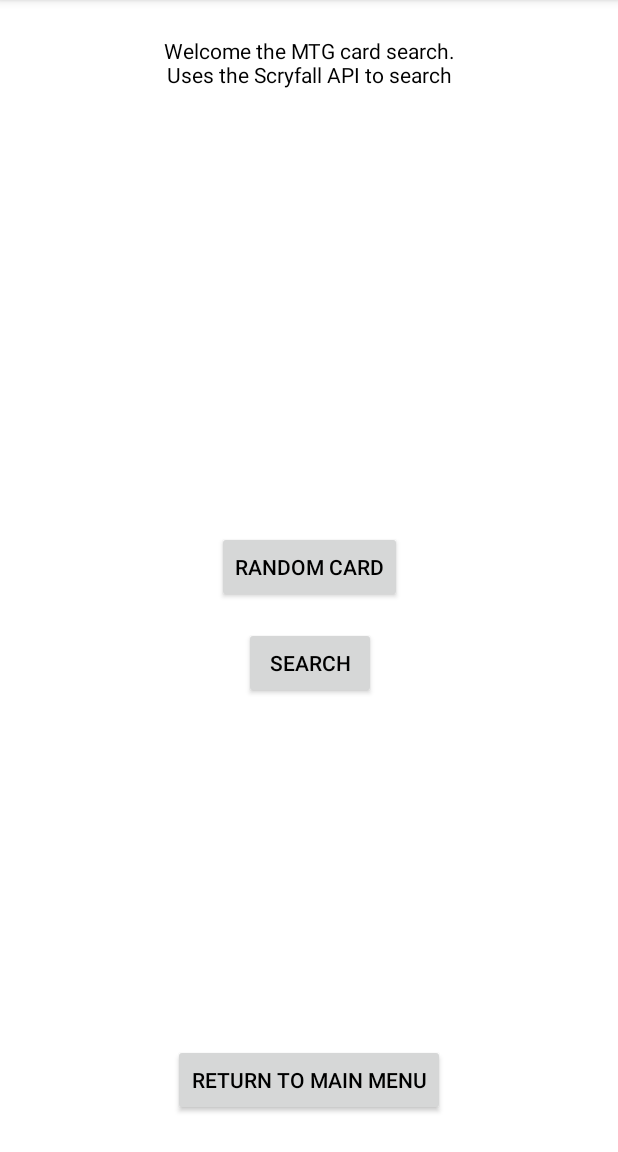
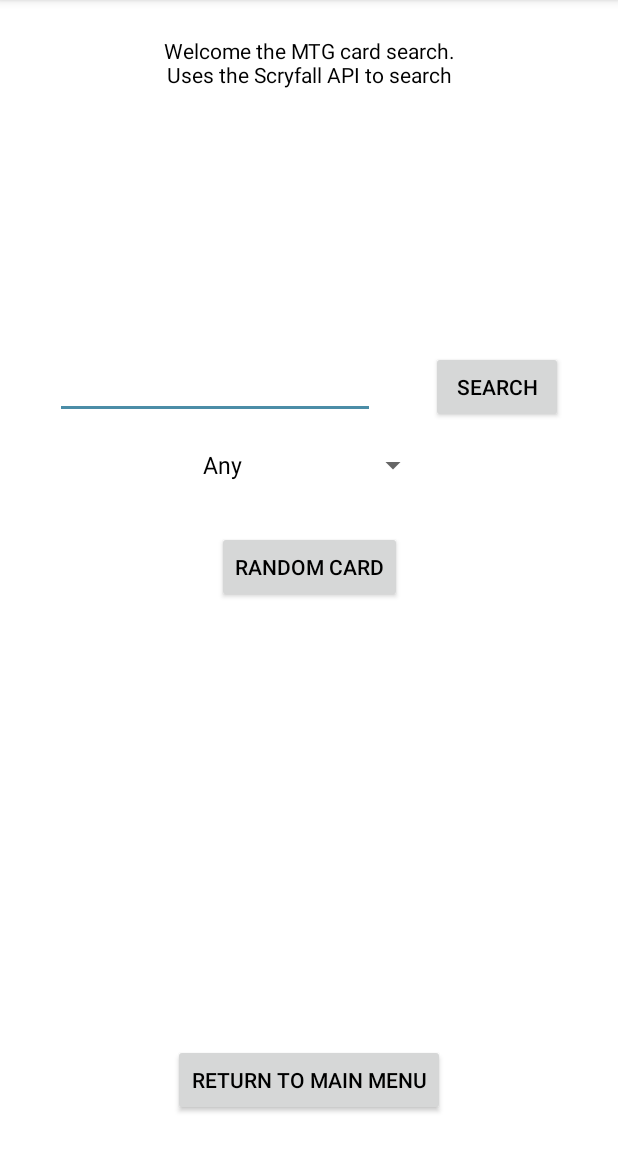
Before and after one commit to mtauber3-ford/LoginApp, an Android app: the APIActivity screen opened directly, with no data from a screen before it, on a phone screen of 412 x 824 dp, the part 84-1236 px from its top. Run offline under Robolectric (Android 15) with nearby library versions, the phone set to English and light mode, and no system bars; our stand-ins replace Room's generated code, data binding; libraries missing offline, so code that uses them is left out: com.jakewharton.retrofit2; 2 statements that could not run were skipped.

Commit message:
multi parameter searching

```diff
--- a/app/build.gradle
+++ b/app/build.gradle
@@ -80,4 +80,6 @@ dependencies {
     implementation 'com.jakewharton.retrofit:retrofit2-kotlin-coroutines-adapter:0.9.2'
     implementation 'org.jetbrains.kotlinx:kotlinx-coroutines-core:1.3.0'
     implementation 'org.jetbrains.kotlinx:kotlinx-coroutines-android:1.3.0'
+
+    implementation 'com.squareup.okhttp3:logging-interceptor:3.9.0'
 }
--- a/app/src/main/java/mtaubert/loginapplication/Data/Remote/DAO/GetScryfallData.kt
+++ b/app/src/main/java/mtaubert/loginapplication/Data/Remote/DAO/GetScryfallData.kt
@@ -1,22 +1,20 @@
 package mtaubert.loginapplication.Data.Remote.DAO
 
 import mtaubert.loginapplication.Data.Remote.Model.Card
-import io.reactivex.Observable
 import kotlinx.coroutines.Deferred
 import mtaubert.loginapplication.Data.Remote.Model.ScryfallCardList
 import retrofit2.http.GET
-import retrofit2.http.Path
 import retrofit2.http.Query
+import retrofit2.http.Url
 
 interface GetScryfallData {
 
     @GET("cards/random")
     fun getRandomCard(): Deferred<Card>
 
-    @GET("cards/search?")
-    fun getCardsNames(@Query("q") q: String): Deferred<ScryfallCardList>
-//    fun getCardsNames(): Deferred<List<Card>>
+    @GET("cards/search")
+    fun getCardsByName(@Query("q", encoded=true) query: String): Deferred<ScryfallCardList>
 
-//    @GET("users/{user}/repos")
-//    fun listRepos(@Path("user") user: String): Call<List<Repo>>
+    @GET
+    fun searchForCards(@Url searchURL: String): Deferred<ScryfallCardList>
 }
--- a/app/src/main/java/mtaubert/loginapplication/Features/API/Views/APIActivity.kt
+++ b/app/src/main/java/mtaubert/loginapplication/Features/API/Views/APIActivity.kt
@@ -15,7 +15,7 @@ class APIActivity: BaseActivity() {
     override fun onCreate(savedInstanceState: Bundle?) {
         super.onCreate(savedInstanceState)
         setContentView(R.layout.login_activity_main)
-
+        actionBar?.title = "Scryfall Search"
         apiViewModel = ViewModelProviders.of(this).get(APIViewModel::class.java)
         apiViewModel.setCurrentUser(intent.extras?.get("currentUser") as User)
         changeFragment("landing")
--- a/app/src/main/java/mtaubert/loginapplication/Features/API/Views/MultiCardViewFragment.kt
+++ b/app/src/main/java/mtaubert/loginapplication/Features/API/Views/MultiCardViewFragment.kt
@@ -37,6 +37,10 @@ class MultiCardViewFragment(private val cards: List<Card>) : BaseAPIFragment() {
 
         showCards(binding)
 
+        binding.landingButton.setOnClickListener {
+            (activity as APIActivity).changeFragment("landing")
+        }
+
         return binding.root
     }
 
--- a/app/src/main/res/layout/api_fragment_landing.xml
+++ b/app/src/main/res/layout/api_fragment_landing.xml
@@ -54,10 +54,40 @@
             android:id="@+id/search_button"
             android:layout_width="wrap_content"
             android:layout_height="wrap_content"
-            android:layout_marginTop="16dp"
+            android:layout_marginEnd="16dp"
+            android:layout_marginBottom="16dp"
             android:text="@android:string/search_go"
+            app:layout_constraintBottom_toTopOf="@+id/card_type_spinner"
+            app:layout_constraintEnd_toEndOf="parent"
+            app:layout_constraintHorizontal_bias="0.5"
+            app:layout_constraintStart_toEndOf="@+id/search_edit_text" />
+
+        <EditText
+            android:id="@+id/search_edit_text"
+            android:layout_width="wrap_content"
+            android:layout_height="wrap_content"
+            android:layout_marginStart="16dp"
+            android:layout_marginEnd="16dp"
+            android:ems="10"
+            android:inputType="textPersonName"
+            app:layout_constraintBottom_toBottomOf="@+id/search_button"
+            app:layout_constraintEnd_toStartOf="@+id/search_button"
+            app:layout_constraintHorizontal_bias="0.5"
+            app:layout_constraintStart_toStartOf="parent"
+            app:layout_constraintTop_toTopOf="@+id/search_button"
+            app:layout_constraintVertical_bias="0.0" />
+
+        <Spinner
+            android:id="@+id/card_type_spinner"
+            android:layout_width="wrap_content"
+            android:layout_height="wrap_content"
+            android:layout_marginBottom="32dp"
+            android:dropDownWidth="wrap_content"
+            android:entries="@array/card_types_array"
+            android:spinnerMode="dropdown"
+            app:layout_constraintBottom_toTopOf="@+id/button"
             app:layout_constraintEnd_toEndOf="@+id/button"
-            app:layout_constraintStart_toStartOf="@+id/button"
-            app:layout_constraintTop_toBottomOf="@+id/button" />
+            app:layout_constraintStart_toStartOf="@+id/button" />
+
     </androidx.constraintlayout.widget.ConstraintLayout>
 </layout>
--- a/app/src/main/res/layout/api_fragment_multi_card_view.xml
+++ b/app/src/main/res/layout/api_fragment_multi_card_view.xml
@@ -8,13 +8,13 @@
         tools:context=".Features.API.Views.MultiCardViewFragment">
 
         <Button
-            android:id="@+id/button2"
+            android:id="@+id/landing_button"
             android:layout_width="wrap_content"
             android:layout_height="wrap_content"
             android:layout_marginStart="24dp"
             android:layout_marginEnd="24dp"
             android:layout_marginBottom="16dp"
-            android:text="Button"
+            android:text="@string/back_to_landing"
             app:layout_constraintBottom_toBottomOf="parent"
             app:layout_constraintEnd_toEndOf="parent"
             app:layout_constraintStart_toStartOf="parent" />
@@ -24,7 +24,7 @@
             android:layout_width="0dp"
             android:layout_height="0dp"
             android:layout_marginBottom="16dp"
-            app:layout_constraintBottom_toTopOf="@+id/button2"
+            app:layout_constraintBottom_toTopOf="@+id/landing_button"
             app:layout_constraintEnd_toEndOf="parent"
             app:layout_constraintStart_toStartOf="parent"
             app:layout_constraintTop_toTopOf="parent" />
--- a/app/src/main/res/values/strings.xml
+++ b/app/src/main/res/values/strings.xml
@@ -25,9 +25,26 @@
     <string name="back_to_main">Return to main menu</string>
     <string name="back_to_landing">Return to Scryfall landing</string>
     <string name="random_card">Random Card</string>
-
-    <!-- TODO: Remove or change this placeholder text -->
-    <string name="hello_blank_fragment">Hello blank fragment</string>
+    <string name="search_hint">Enter your search string</string>
+    <string name="card_type">Card type</string>
+    <string-array name="card_types_array">
+        <item>Any</item>
+        <item>Artifact</item>
+        <item>Conspiracy</item>
+        <item>Creature</item>
+        <item>Emblem</item>
+        <item>Enchantment</item>
+        <item>Hero</item>
+        <item>Instant</item>
+        <item>Land</item>
+        <item>Phenomenon</item>
+        <item>Plane</item>
+        <item>Planeswalker</item>
+        <item>Scheme</item>
+        <item>Sorcery</item>
+        <item>Tribal</item>
+        <item>Vanguard</item>
+    </string-array>
 
 
 </resources>
```
Also changed, not shown: app/src/main/java/mtaubert/loginapplication/Features/API/ViewModels/APIViewModel.kt (+29 -2 lines), app/src/main/java/mtaubert/loginapplication/Features/API/Views/LandingFragment.kt (+30 -15 lines).
